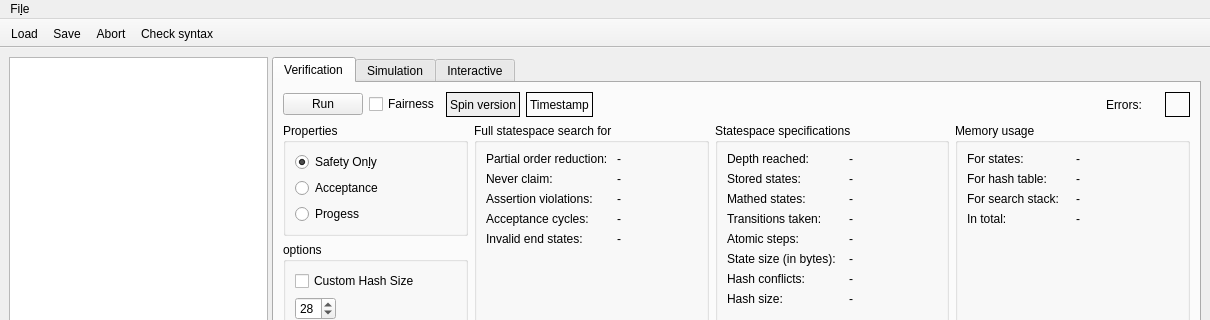
The window that mainwindow.ui (flamingoen/qspin) describes before a commit, drawn with Qt 5; both pictures show x 0 to 1210 and y 0 to 320 of the 1210 by 802 pixel window.
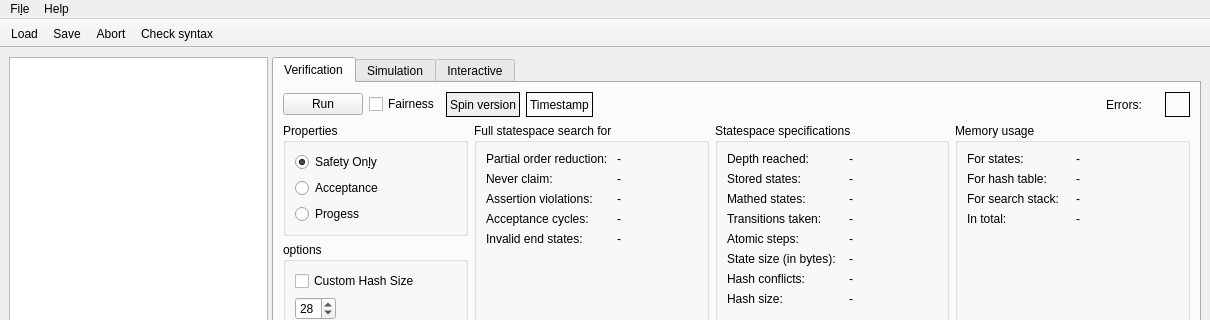
The same window after the commit. Icons and pictures are not drawn. Custom widgets are drawn as their Qt base class.

Diff of the .ui file:
```diff
--- a/mainwindow.ui
+++ b/mainwindow.ui
@@ -1340,7 +1340,14 @@
     <addaction name="actionLoad_Ltl"/>
     <addaction name="actionAbort"/>
    </widget>
+   <widget class="QMenu" name="menuHelp">
+    <property name="title">
+     <string>Help</string>
+    </property>
+    <addaction name="actionAbout"/>
+   </widget>
    <addaction name="menuFile"/>
+   <addaction name="menuHelp"/>
   </widget>
   <widget class="QStatusBar" name="statusbar"/>
   <widget class="QToolBar" name="toolBar">
```
Left out of the diff: 5 changed lines with no effect on the pictures.
